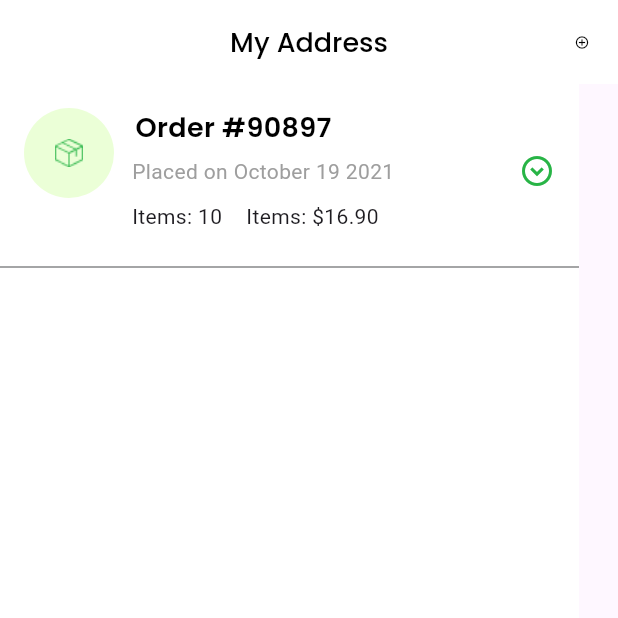
After one commit to tazeen-dev/grocery_app, a Flutter app: the MyAddressScreen screen opened directly, on a phone screen of 412 x 824 dp, the top half of it. The commit adds this screen. Run offline on Flutter 3.47's test engine with Material 3 defaults, Android fonts, the phone set to English and light mode, and no system bars; our stand-ins replace google_fonts.

Commit message:
build my address screen

```diff
--- a/lib/controller/components/product-details.dart
+++ b/lib/controller/components/product-details.dart
@@ -41,7 +41,7 @@ class _ProductDetailsState extends State<ProductDetails> {
             children: [
               SizedBox(height: 400,),
              Container(
-               height: 250,
+               height: 230,
                width: double.infinity,
                decoration: BoxDecoration(
                  color: widget.containerColor,
@@ -49,7 +49,7 @@ class _ProductDetailsState extends State<ProductDetails> {
                ),
              ),
               Padding(
-                padding: const EdgeInsets.only(top: 120.0,left: 70.0),
+                padding: const EdgeInsets.only(top: 120.0,left: 80.0),
                 child: Image(image: AssetImage(widget.image),height: 210,),
               ),],
           ),
--- a/lib/main.dart
+++ b/lib/main.dart
@@ -60,13 +60,13 @@ class MyApp extends StatelessWidget {
       //BottomAppBar(),
       //CategariesScreen(),
       //FavouriteScreen(),
-      //HomeScreen1(),
+      HomeScreen1(),
      // LoginScreen(),
       //WelcomeScreen(),
    //HomeScreen(),
       //SplashScreen01(),
       //SignupScreen(),
-       OnBoarding(),
+       //OnBoarding(),
       //SplashScreen6(),
       //SplashScreen5(),
       //SplashScreen4(),
--- /dev/null
+++ b/lib/view/home_view/profile-screen/my_address_screen.dart
@@ -0,0 +1,89 @@
+import 'package:flutter/material.dart';
+import 'package:grocery_app/controller/components/text-class.dart';
+import 'package:grocery_app/controller/utils/constants/appcolors/app_color.dart';
+import 'package:grocery_app/controller/utils/constants/appicons/app_icons.dart';
+class MyAddressScreen extends StatelessWidget {
+  const MyAddressScreen({super.key});
+
+  @override
+  Widget build(BuildContext context) {
+    return Scaffold(
+      appBar: AppBar(
+        backgroundColor: AppColors.whiteColor,
+        title: BlackTextWidget(text: 'My Address',fontWeight: FontWeight.w500,fontSize: 18,),
+        centerTitle: true,
+        leading: Image(image: AssetImage(AppIcons.backicon)),
+        actions: [
+          IconButton(onPressed: (){}, icon:Icon(Icons.add_circle_outline,size: 10,color: AppColors.blackColor,))
+        ],
+      ),
+      body: Column(
+        children: [
+          Container(
+            height:474 ,
+            width: 386,
+            decoration: BoxDecoration(
+              color: AppColors.whiteColor,
+            ),
+        child: Column(
+            children: [
+        Container(
+        padding: EdgeInsets.all(16),
+        decoration: BoxDecoration(
+          color: Colors.white,
+        ),
+        child: Row(
+          crossAxisAlignment: CrossAxisAlignment.start,
+          children: [
+            Container(
+              height: 60,
+              width: 60,
+              decoration: BoxDecoration(
+                color: Color(0xffEBFFD7),
+                shape: BoxShape.circle,
+              ),
+              child: Image(image: AssetImage(AppIcons.order,),),
+            ),
+            SizedBox(width: 12),
+            Expanded(
+              child: Column(
+                crossAxisAlignment: CrossAxisAlignment.start,
+                children: [
+                  BlackTextWidget(text: 'Order #90897 ',fontSize: 18,fontWeight: FontWeight.w600,),
+                  SizedBox(height: 4),
+                  Row(
+                    mainAxisAlignment: MainAxisAlignment.spaceBetween,
+                    children: [
+                      Text("Placed on October 19 2021",
+                          style: TextStyle(color: Colors.grey)),
+                      Icon(Icons.expand_circle_down_outlined,color: AppColors.greencolor,),
+                    ],
+                  ),
+                  SizedBox(height: 8),
+                  Row(
+                    children: [
+                      Text("Items: 10"),
+                      SizedBox(width: 16),
+                      Text("Items: \$16.90"),
+                    ],
+                  ),
+                ],
+              ),
+            ),
+          ],
+        ),
+      ),
+              Divider(thickness: 1,color:   AppColors.greyColor,),
+              Row(
+                children: [
+
+                ],
+              )
+      ]
+          ),
+    ),
+        ],
+      ),
+    );
+  }
+}
```
